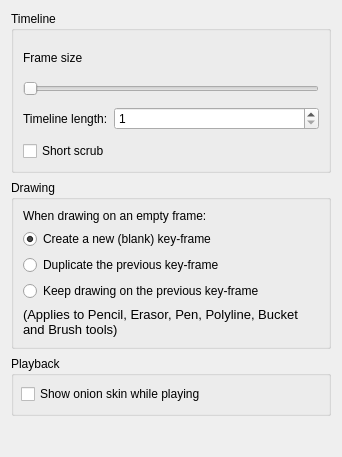
Before: the Qt Designer form app/ui/timelinepage.ui in pencil2d/pencil, drawn with Qt 5.
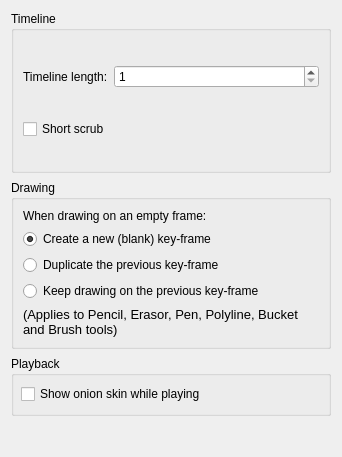
After: the same form once the commit is applied.

Commit message: Slider to zoom framesize at timeline. Removed from pref.

Patch:
```diff
--- a/app/ui/timelinepage.ui
+++ b/app/ui/timelinepage.ui
@@ -20,26 +20,6 @@
       <string>Timeline</string>
      </property>
      <layout class="QVBoxLayout" name="lay">
-      <item>
-       <widget class="QLabel" name="frameSizeLabel">
-        <property name="text">
-         <string>Frame size</string>
-        </property>
-       </widget>
-      </item>
-      <item>
-       <widget class="QSlider" name="frameSize">
-        <property name="minimum">
-         <number>4</number>
-        </property>
-        <property name="maximum">
-         <number>20</number>
-        </property>
-        <property name="orientation">
-         <enum>Qt::Horizontal</enum>
-        </property>
-       </widget>
-      </item>
       <item>
        <layout class="QHBoxLayout" name="horizontalLayout">
         <property name="topMargin">
```
The commit also changes 7 other files.
